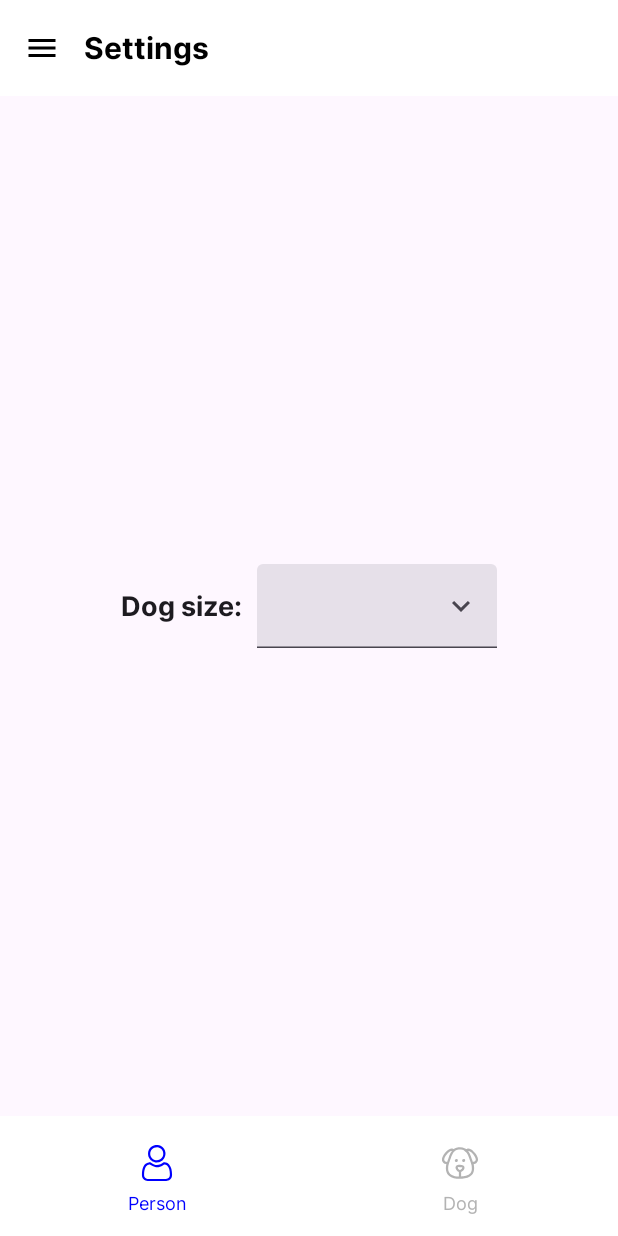
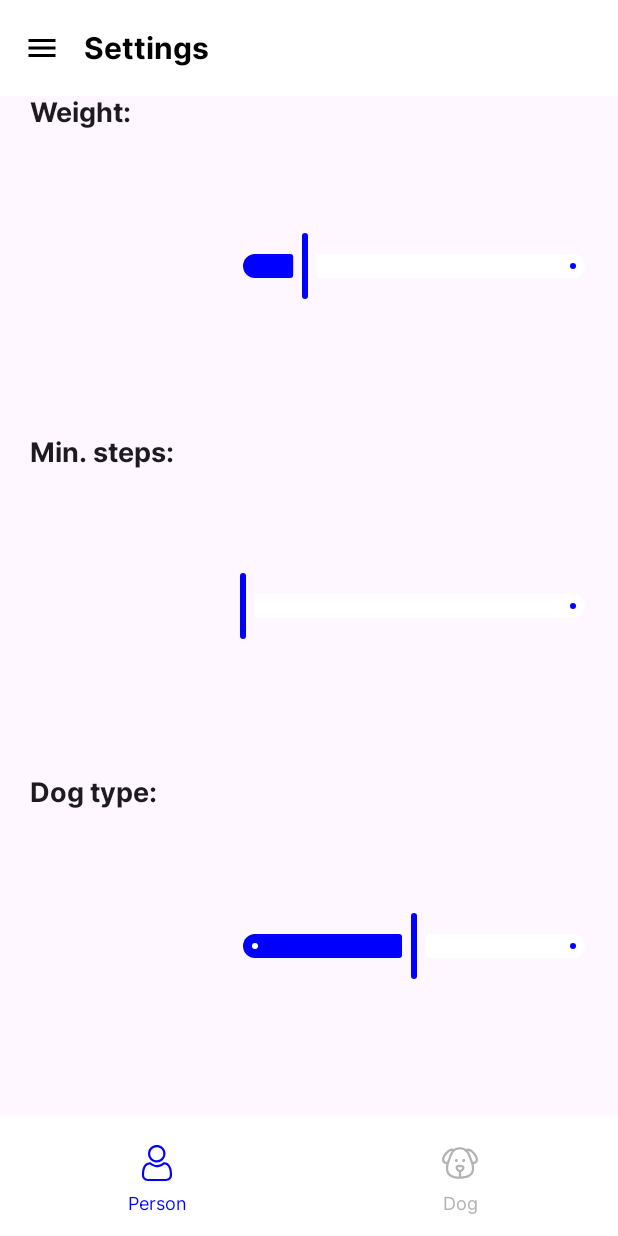
Before and after one commit to matej-parizek/Dog-Walking, an Android app built with Jetpack Compose: the settings screen opened through its navigation route, on a phone screen of 412 x 824 dp. Run offline under Robolectric (Android 15) with nearby library versions, the light colour scheme and no system bars.

Commit message:
[Semestral:] Settings option

```diff
--- a/app/src/main/java/cz/ctu/fit/bi/and/semetral/core/ui/AppTopBar.kt
+++ b/app/src/main/java/cz/ctu/fit/bi/and/semetral/core/ui/AppTopBar.kt
@@ -12,8 +12,8 @@ import androidx.compose.material3.TopAppBar
 import androidx.compose.material3.TopAppBarDefaults
 import androidx.compose.runtime.Composable
 import androidx.compose.ui.res.stringResource
-import androidx.compose.ui.tooling.preview.Preview
 import cz.ctu.fit.bi.and.semetral.R
+import cz.ctu.fit.bi.and.semetral.ui.theme.Typography
 import kotlinx.coroutines.CoroutineScope
 import kotlinx.coroutines.launch
 
@@ -28,7 +28,7 @@ fun AppTopBar(
         title = {
             Text(
                 text = stringResource(id = text),
-                style = MaterialTheme.typography.headlineMedium,
+                style = Typography.headlineMedium,
                 color = MaterialTheme.colorScheme.onPrimary,
             )
         },
--- a/app/src/main/java/cz/ctu/fit/bi/and/semetral/feature/settings/ui/SettingScreen.kt
+++ b/app/src/main/java/cz/ctu/fit/bi/and/semetral/feature/settings/ui/SettingScreen.kt
@@ -1,108 +1,140 @@
 package cz.ctu.fit.bi.and.semetral.feature.settings.ui
 
 import androidx.compose.foundation.layout.Arrangement
-import androidx.compose.foundation.layout.Box
 import androidx.compose.foundation.layout.Column
 import androidx.compose.foundation.layout.Row
 import androidx.compose.foundation.layout.Spacer
+import androidx.compose.foundation.layout.fillMaxHeight
 import androidx.compose.foundation.layout.fillMaxSize
+import androidx.compose.foundation.layout.fillMaxWidth
+import androidx.compose.foundation.layout.padding
 import androidx.compose.foundation.layout.width
-import androidx.compose.foundation.layout.wrapContentSize
-import androidx.compose.material.icons.Icons
-import androidx.compose.material.icons.filled.KeyboardArrowDown
-import androidx.compose.material.icons.filled.KeyboardArrowUp
-import androidx.compose.material3.DropdownMenu
-import androidx.compose.material3.DropdownMenuItem
-import androidx.compose.material3.HorizontalDivider
-import androidx.compose.material3.Icon
-import androidx.compose.material3.IconButton
+import androidx.compose.material3.Slider
 import androidx.compose.material3.Text
-import androidx.compose.material3.TextField
 import androidx.compose.runtime.Composable
 import androidx.compose.runtime.getValue
-import androidx.compose.runtime.mutableStateOf
+import androidx.compose.runtime.mutableFloatStateOf
 import androidx.compose.runtime.remember
 import androidx.compose.runtime.setValue
 import androidx.compose.ui.Alignment
 import androidx.compose.ui.Modifier
-import androidx.compose.ui.res.stringResource
+import androidx.compose.ui.semantics.contentDescription
+import androidx.compose.ui.semantics.semantics
 import androidx.compose.ui.tooling.preview.Preview
 import androidx.compose.ui.unit.dp
-import cz.ctu.fit.bi.and.semetral.R
 import cz.ctu.fit.bi.and.semetral.ui.theme.Typography
 
 @Composable
 @Preview
 fun SettingsScreen() {
 
-    Column(
-        modifier = Modifier.fillMaxSize(),
-        verticalArrangement = Arrangement.Center,
-        horizontalAlignment = Alignment.CenterHorizontally
+
+    Row(
+        modifier = Modifier.fillMaxWidth(),
+        verticalAlignment = Alignment.CenterVertically,
+        horizontalArrangement = Arrangement.Center,
     ) {
-        Row(
-            verticalAlignment = Alignment.CenterVertically,
-            horizontalArrangement = Arrangement.Center
+        val modifier = Modifier
+            .weight(1f)
+            .fillMaxSize()
+        Column(
+            modifier = Modifier
+                .fillMaxHeight()
+                .padding(start = 20.dp)
+                .width(120.dp),
+            verticalArrangement = Arrangement.SpaceEvenly,
+            horizontalAlignment = Alignment.CenterHorizontally,
         ) {
-            Text(
-                text = "Dog size:",
-                style = Typography.bodyLarge
+            SettingOption(
+                modifier = modifier,
+                text = "Weight:"
             )
-            Spacer(modifier = Modifier.width(10.dp))
-            DropBox()
+
+            SettingOption(
+                modifier = modifier,
+                text = "Min. steps:"
+            )
+
+            SettingOption(
+                modifier = modifier,
+                text = "Dog type:"
+            )
         }
+        Spacer(modifier = Modifier.width(20.dp))
+        Column(
+            modifier = Modifier
+                .fillMaxHeight()
+                .padding(end = 20.dp),
+            verticalArrangement = Arrangement.SpaceEvenly,
+            horizontalAlignment = Alignment.CenterHorizontally
+        ) {
+
+            Slider(
+                modifier = Modifier
+                    .weight(1f)
+                    .fillMaxSize(),
+                range = 20f..240f,
+                slider = 60f
+            )
+            Slider(
+                modifier = Modifier
+                    .weight(1f)
+                    .fillMaxSize(),
+                range = 10000f..100000f,
+                slider = 10000f
+            )
+
+            Slider(
+                modifier = Modifier
+                    .weight(1f)
+                    .fillMaxSize(),
+                range = 0f..2f,
+                slider = 1f,
+                steps = 1
+            )
+        }
+
     }
 
 }
 
+@Composable
+fun Slider(
+    range: ClosedFloatingPointRange<Float> = 0f..1f,
+    steps: Int = 0,
+    modifier: Modifier,
+    slider: Float = 10000f
+) {
+    var sliderPosition by remember {
+        mutableFloatStateOf(slider)
+    }
+    Column(
+        modifier = modifier,
+        verticalArrangement = Arrangement.Center
+    ) {
+        Slider(
+            modifier = Modifier
+                .semantics { contentDescription = "Localized Description" },
+            value = sliderPosition,
+            onValueChange = { sliderPosition = it },
+            valueRange = range,
+            steps = steps
+        )
+    }
+}
 
 @Composable
-fun DropBox(
-    modifier: Modifier = Modifier,
+fun SettingOption(
+    modifier: Modifier,
+    text: String
 ) {
-    Box(
+    Column(
         modifier = modifier
-            .wrapContentSize(Alignment.TopStart),
     ) {
-        var expanded by remember { mutableStateOf(false) }
-        var text by remember { mutableStateOf("") }
-        val list = listOf(
-            stringResource(R.string.small),
-            stringResource(R.string.medium),
-            stringResource(R.string.large)
+        Text(
+            text = text,
+            style = Typography.bodyLarge,
         )
-        val mod = Modifier.width(160.dp)
-        TextField(
-            value = text,
-            readOnly = true,
-            trailingIcon = {
-                IconButton(onClick = { expanded = !expanded }) {
-                    Icon(
-                        imageVector = if (expanded) Icons.Filled.KeyboardArrowUp
-                        else Icons.Filled.KeyboardArrowDown,
-                        contentDescription = null
-                    )
-                }
-            },
-            modifier = mod,
-            onValueChange = {}
-        )
-        DropdownMenu(
-            modifier = mod,
-            expanded = expanded,
-            onDismissRequest = { expanded = false }
-        ) {
-            list.forEachIndexed { index, value ->
-                DropdownMenuItem(
-                    text = { Text(value) },
-                    onClick = {
-                        expanded = false
-                        text = value
-                    },
-                )
-                if (index < list.size - 1)
-                    HorizontalDivider()
-            }
-        }
+
     }
 }
--- a/app/src/main/java/cz/ctu/fit/bi/and/semetral/feature/stepper/ui/stepper/StepperScreen.kt
+++ b/app/src/main/java/cz/ctu/fit/bi/and/semetral/feature/stepper/ui/stepper/StepperScreen.kt
@@ -59,17 +59,17 @@ fun StepperStat(
     Column(modifier) {
         IconWithText(
             id = R.drawable.fire,
-            text = "$kcalValue Kcal"
+            text = stringResource(R.string.kcal, kcalValue)
         )
         Spacer(modifier = Modifier.height(12.dp))
         IconWithText(
             id = R.drawable.mountain,
-            text = "$elevationGain Meters"
+            text = stringResource(R.string.meters, elevationGain)
         )
         Spacer(modifier = Modifier.height(12.dp))
         IconWithText(
             id = R.drawable.footprint,
-            text = "$steps Steps"
+            text = stringResource(R.string.steps, steps)
         )
     }
 }
--- a/app/src/main/java/cz/ctu/fit/bi/and/semetral/feature/stepper/ui/stepper/StepperViewModel.kt
+++ b/app/src/main/java/cz/ctu/fit/bi/and/semetral/feature/stepper/ui/stepper/StepperViewModel.kt
@@ -6,5 +6,5 @@ import androidx.lifecycle.ViewModel
 class StepperViewModel(
 //    private val savedStateHandle: SavedStateHandle,
 ) : ViewModel() {
-    // Vypocet Kroky * ((Váha(kg) * 0,035) / 1000)
+    // ((pocet kroku * vaha * (výška * 0.413/100)) / 1000 ) * 0.05
 }
--- a/app/src/main/java/cz/ctu/fit/bi/and/semetral/ui/theme/Type.kt
+++ b/app/src/main/java/cz/ctu/fit/bi/and/semetral/ui/theme/Type.kt
@@ -65,6 +65,13 @@ val Typography = Typography(
         letterSpacing = 0.sp,
         fontFamily = fontFamily,
     ),
+    displayMedium = TextStyle(
+        fontWeight = FontWeight.Normal,
+        fontSize = 16.sp,
+        lineHeight = 16.sp,
+        letterSpacing = 0.sp,
+        fontFamily = fontFamily,
+    ),
     bodySmall = TextStyle(
         fontWeight = FontWeight.Normal,
         fontSize = 14.sp,
--- a/app/src/main/res/values/strings.xml
+++ b/app/src/main/res/values/strings.xml
@@ -17,4 +17,7 @@
     <string name="small">Small</string>
     <string name="medium">Medium</string>
     <string name="large">Large</string>
+    <string name="kcal">%1$s Kcal</string>
+    <string name="meters">%1$s Meters</string>
+    <string name="steps">%1$s Steps</string>
 </resources>
```
